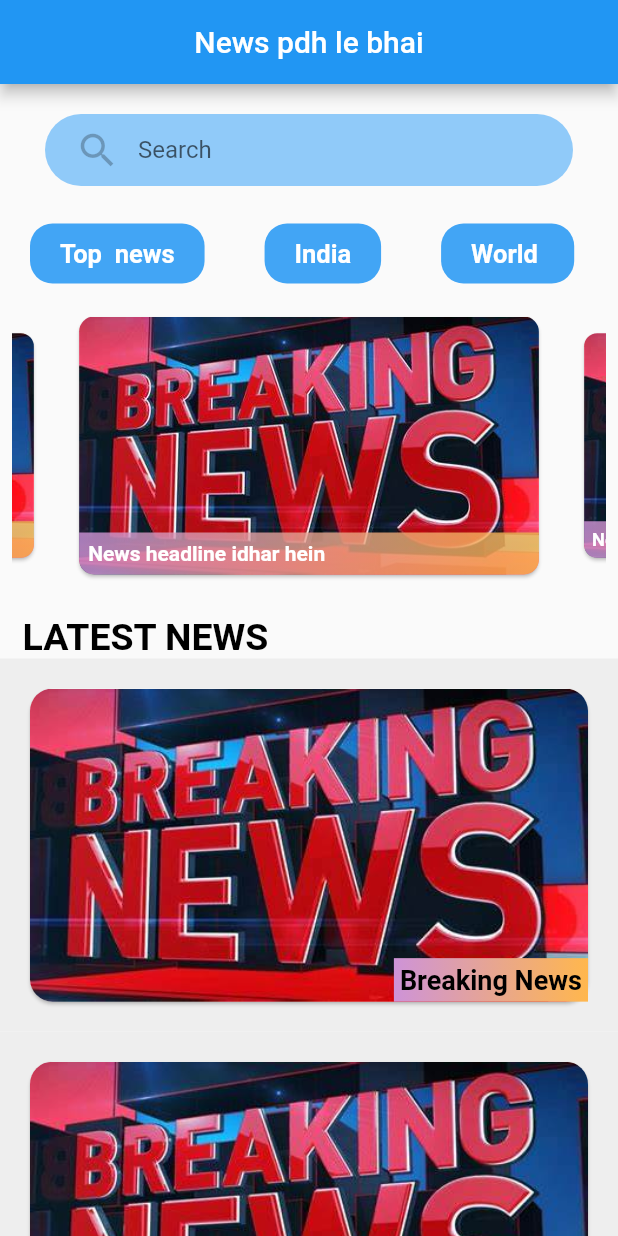
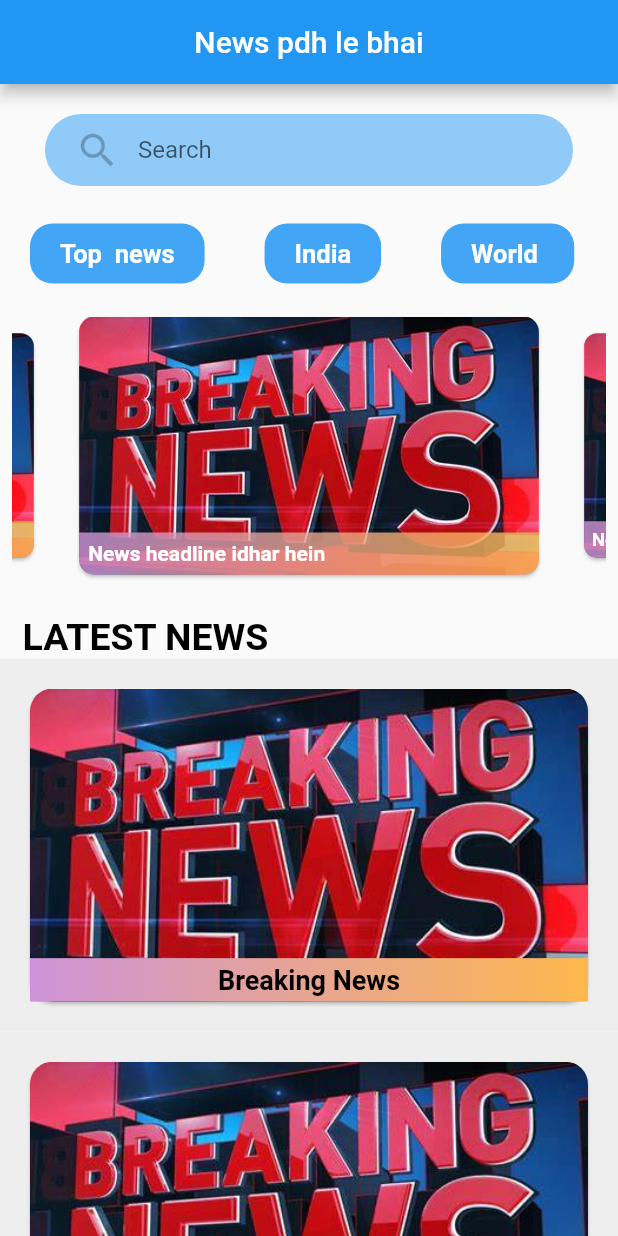
Before and after one commit to HarshGupta0/Get_News, a Flutter app: the screen it shows after launch, on a phone screen of 412 x 824 dp. Run offline on Flutter 3.47's test engine with Material 2 defaults, Android fonts, the phone set to English and light mode, and no system bars; drawn by our look-alikes of carousel_slider.

Commit message:
fixed minnor bugs in ui

```diff
--- a/lib/home.dart
+++ b/lib/home.dart
@@ -142,7 +142,7 @@ class _HomeState extends State<Home> {
                             ),
                             child: Stack(
                               children: [
-                                ClipRRect(child: Image.asset('images/lana1.jpg',fit: BoxFit.fitHeight,height: double.infinity,),
+                                ClipRRect(child: Image.asset('images/lana1.jpg',fit: BoxFit.cover,height: double.infinity,),
                                   borderRadius: BorderRadius.circular(10),
                                 ),
                                 Positioned(
@@ -150,6 +150,7 @@ class _HomeState extends State<Home> {
                                     right: 0,
                                     bottom: 0,
                                     child: Container(
+                                      width: double.infinity,
                                       padding: EdgeInsets.all(6),
                                       decoration: BoxDecoration(
                                         borderRadius: BorderRadius.only(bottomRight: Radius.circular(10),bottomLeft: Radius.circular(10)),
@@ -206,15 +207,14 @@ class _HomeState extends State<Home> {
                                   children: [
                                     //cliprrect used for styling the images
                                     ClipRRect(
-                                      child: Image.asset('images/lana1.jpg'),
+                                      child: Image.asset('images/lana1.jpg',fit: BoxFit.cover,width: double.infinity,),
                                       borderRadius: BorderRadius.circular(15),
                                     ),
                                     Positioned(
-                                      // left: 50,
+                                      left: 0,
                                       right: 0,
                                       bottom: 0,
                                       child: Container(
-
                                         decoration: BoxDecoration(
                                           gradient: LinearGradient(
                                             colors: [
@@ -227,12 +227,14 @@ class _HomeState extends State<Home> {
                                           ),
                                         ),
                                         padding: EdgeInsets.all(4),
+                                        child: Center(
                                           child: Text(
                                             'Breaking News',
                                             style: TextStyle(
                                                 color: Colors.black,
                                                 fontSize: 18,
                                                 fontWeight: FontWeight.bold),
+                                          ),
                                         ),
                                       ),
                                     ),
```
Lines whose indentation alone changed are shown as unchanged.
